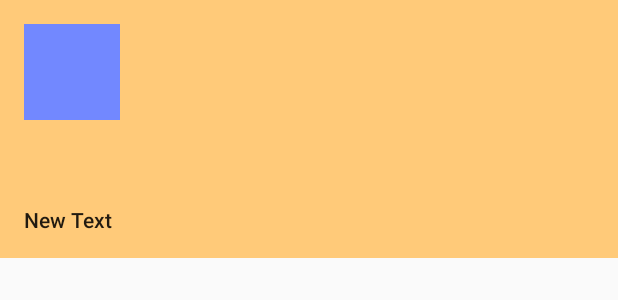
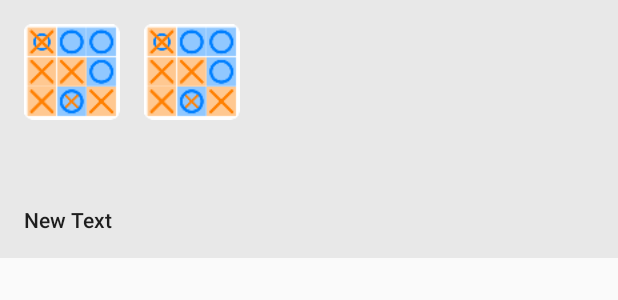
Before and after one commit to LDVSOFT/War-Of-Viruses, an Android app: the layout drawer_header.xml on its own in the app's theme, with its tools: preview values and no code run, on a phone screen of 412 x 824 dp. Shown: the top 300 px of the screen. Run offline under Robolectric (Android 15) with nearby library versions, the phone set to English and light mode, and no system bars.

Commit message:
Made style more reliable

```diff
--- a/app/src/main/res/layout/activity_menu.xml
+++ b/app/src/main/res/layout/activity_menu.xml
@@ -21,7 +21,7 @@
             android:layout_height="?attr/actionBarSize"
             android:elevation="4dp"
             app:theme="@style/ThemeOverlay.AppCompat.Dark"
-            android:background="#ffec38" />
+            android:background="@color/primary" />
 
         <Button
             android:layout_width="match_parent"
--- a/app/src/main/res/layout/drawer_header.xml
+++ b/app/src/main/res/layout/drawer_header.xml
@@ -3,15 +3,25 @@
     xmlns:android="http://schemas.android.com/apk/res/android"
     android:layout_width="match_parent"
     android:layout_height="172dp"
-    android:background="#ffca79">
+    android:background="#e8e8e8">
 
-    <ImageView
+    <net.ldvsoft.warofviruses.BoardCellButton
         android:layout_width="64dp"
         android:layout_height="64dp"
-        android:id="@+id/avatar"
+        android:id="@+id/avatar_cross"
         android:elevation="4dp"
         android:layout_margin="@dimen/spacing_large"
-        android:src="#7288ff" />
+        android:background="@mipmap/ic_launcher" />
+
+    <net.ldvsoft.warofviruses.BoardCellButton
+        android:layout_width="64dp"
+        android:layout_height="64dp"
+        android:id="@+id/avatar_zero"
+        android:elevation="4dp"
+        android:layout_alignTop="@id/avatar_cross"
+        android:layout_toRightOf="@id/avatar_cross"
+        android:layout_toEndOf="@id/avatar_cross"
+        android:background="@mipmap/ic_launcher" />
 
     <TextView
         android:layout_width="wrap_content"
@@ -23,4 +33,5 @@
         android:id="@+id/username"
         android:text="New Text"
         android:textAppearance="@style/TextAppearance.AppCompat.Body2" />
+
 </RelativeLayout>
--- a/app/src/main/res/values/styles.xml
+++ b/app/src/main/res/values/styles.xml
@@ -1,15 +1,14 @@
 <resources>
 
     <!-- Base application theme. -->
-    <style name="AppTheme" parent="Theme.AppCompat.Light.DarkActionBar">
+    <style name="AppTheme" parent="Theme.AppCompat.Light.NoActionBar">
         <!-- Customize your theme here. -->
+        <item name="android:colorPrimary">@color/primary</item>
+        <item name="android:colorPrimaryDark">@color/primary_dark</item>
+        <item name="android:colorAccent">@color/accent</item>
     </style>
 
-    <style name="AppTheme.NoBar" parent="AppTheme">
-        <item name="windowNoTitle">true</item>
-        <item name="windowActionBar">false</item>
-        <item name="android:windowFullscreen">false</item>
-        <item name="android:windowContentOverlay">@null</item>
-    </style>
-
+    <color name="primary">#ff7f00</color>
+    <color name="primary_dark">#c86400</color>
+    <color name="accent">#000000</color>
 </resources>
```
Also changed, not shown: app/src/main/AndroidManifest.xml (+4 -4 lines), app/src/main/java/net/ldvsoft/warofviruses/MenuActivity.java (+15 -0 lines).
